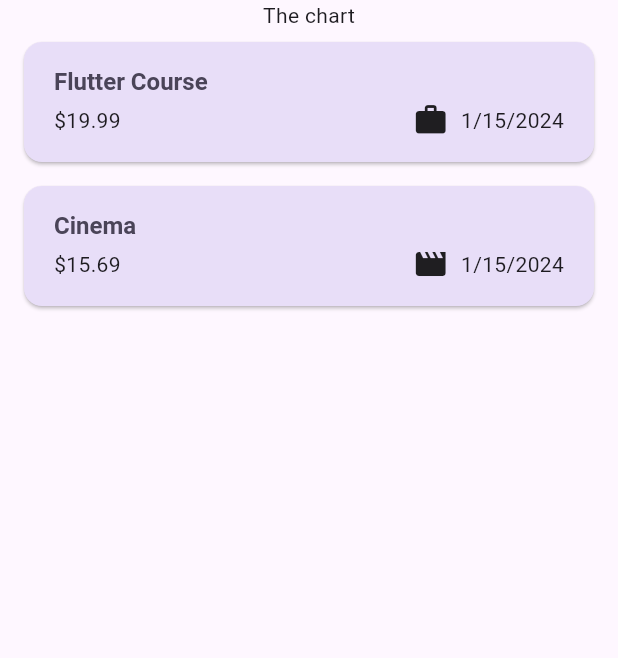
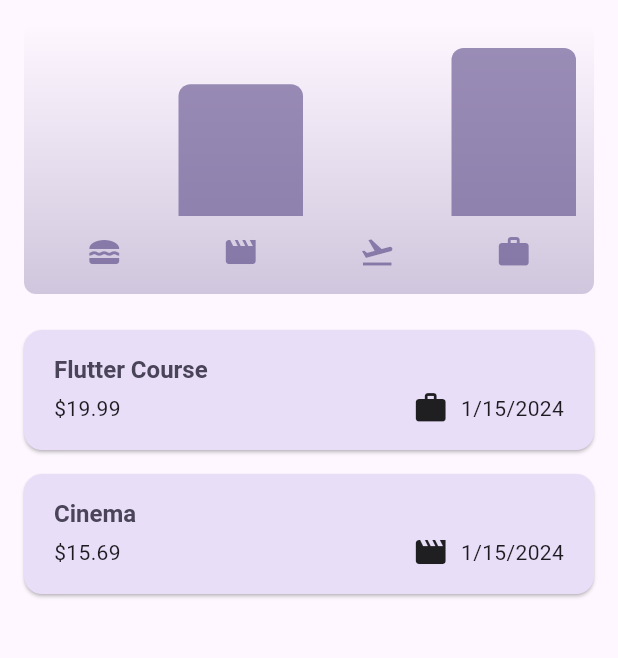
Before and after one commit to entymon/flutter-demo-app-expense-tracker, a Flutter app: the screen it shows after launch, on a phone screen of 412 x 824 dp, the part 84-742 px from its top. Run offline on Flutter 3.47's test engine with Material 3 defaults, Android fonts, the phone set to English and light mode, and no system bars.

Commit message:
Add chart

```diff
--- a/lib/models/expense.dart
+++ b/lib/models/expense.dart
@@ -35,3 +35,32 @@ class Expense {
     return formatter.format(date);
   }
 }
+
+// for chart
+class ExpenseBucket {
+  const ExpenseBucket({
+    required this.category,
+    required this.expenses,
+  });
+
+  // additional constructor function
+  ExpenseBucket.forCategory(
+    List<Expense> allExpenses,
+    this.category,
+  ) : expenses = allExpenses
+            .where((expense) => expense.category == category)
+            .toList();
+
+  final Category category;
+  final List<Expense> expenses;
+
+  double get totalExpenses {
+    double sum = 0;
+
+    for (final expense in expenses) {
+      sum += expense.amount;
+    }
+
+    return sum;
+  }
+}
--- /dev/null
+++ b/lib/widgets/chart/chart.dart
@@ -0,0 +1,95 @@
+import 'package:flutter/material.dart';
+
+import 'package:expense_tracker/widgets/chart/chart_bar.dart';
+import 'package:expense_tracker/models/expense.dart';
+
+class Chart extends StatelessWidget {
+  const Chart({super.key, required this.expenses});
+
+  final List<Expense> expenses;
+
+  List<ExpenseBucket> get buckets {
+    return [
+      ExpenseBucket.forCategory(expenses, Category.food),
+      ExpenseBucket.forCategory(expenses, Category.leisure),
+      ExpenseBucket.forCategory(expenses, Category.travel),
+      ExpenseBucket.forCategory(expenses, Category.work),
+    ];
+  }
+
+  double get maxTotalExpense {
+    double maxTotalExpense = 0;
+
+    for (final bucket in buckets) {
+      if (bucket.totalExpenses > maxTotalExpense) {
+        maxTotalExpense = bucket.totalExpenses;
+      }
+    }
+
+    return maxTotalExpense;
+  }
+
+  @override
+  Widget build(BuildContext context) {
+    final isDarkMode =
+        MediaQuery.of(context).platformBrightness == Brightness.dark;
+    return Container(
+      margin: const EdgeInsets.all(16),
+      padding: const EdgeInsets.symmetric(
+        vertical: 16,
+        horizontal: 8,
+      ),
+      width: double.infinity,
+      height: 180,
+      decoration: BoxDecoration(
+        borderRadius: BorderRadius.circular(8),
+        gradient: LinearGradient(
+          colors: [
+            Theme.of(context).colorScheme.primary.withOpacity(0.3),
+            Theme.of(context).colorScheme.primary.withOpacity(0.0)
+          ],
+          begin: Alignment.bottomCenter,
+          end: Alignment.topCenter,
+        ),
+      ),
+      child: Column(
+        children: [
+          Expanded(
+            child: Row(
+              crossAxisAlignment: CrossAxisAlignment.end,
+              children: [
+                for (final bucket in buckets) // alternative to map()
+                  ChartBar(
+                    fill: bucket.totalExpenses == 0
+                        ? 0
+                        : bucket.totalExpenses / maxTotalExpense,
+                  )
+              ],
+            ),
+          ),
+          const SizedBox(height: 12),
+          Row(
+            children: buckets
+                .map(
+                  (bucket) => Expanded(
+                    child: Padding(
+                      padding: const EdgeInsets.symmetric(horizontal: 4),
+                      child: Icon(
+                        categoryIcons[bucket.category],
+                        color: isDarkMode
+                            ? Theme.of(context).colorScheme.secondary
+                            : Theme.of(context)
+                                .colorScheme
+                                .primary
+                                .withOpacity(0.7),
+                      ),
+                    ),
+                  ),
+                )
+                .toList(),
+          )
+        ],
+      ),
+    );
+  }
+}
--- /dev/null
+++ b/lib/widgets/chart/chart_bar.dart
@@ -0,0 +1,34 @@
+import 'package:flutter/material.dart';
+
+class ChartBar extends StatelessWidget {
+  const ChartBar({
+    super.key,
+    required this.fill,
+  });
+
+  final double fill;
+
+  @override
+  Widget build(BuildContext context) {
+    final isDarkMode =
+        MediaQuery.of(context).platformBrightness == Brightness.dark;
+    return Expanded(
+      child: Padding(
+        padding: const EdgeInsets.symmetric(horizontal: 4),
+        child: FractionallySizedBox(
+          heightFactor: fill,
+          child: DecoratedBox(
+            decoration: BoxDecoration(
+              shape: BoxShape.rectangle,
+              borderRadius:
+                  const BorderRadius.vertical(top: Radius.circular(8)),
+              color: isDarkMode
+                  ? Theme.of(context).colorScheme.secondary
+                  : Theme.of(context).colorScheme.primary.withOpacity(0.65),
+            ),
+          ),
+        ),
+      ),
+    );
+  }
+}
--- a/lib/widgets/expenses.dart
+++ b/lib/widgets/expenses.dart
@@ -1,3 +1,4 @@
+import 'package:expense_tracker/widgets/chart/chart.dart';
 import 'package:expense_tracker/widgets/expenses_list/expenses_list.dart';
 import 'package:expense_tracker/models/expense.dart';
 import 'package:expense_tracker/widgets/new_expence.dart';
@@ -89,7 +90,7 @@ class _ExpensesState extends State<Expenses> {
       ),
       body: Column(
         children: [
-          const Text('The chart'),
+          Chart(expenses: _registeredExpenses),
           Expanded(
             // list in list
             child: mainContent,
```
